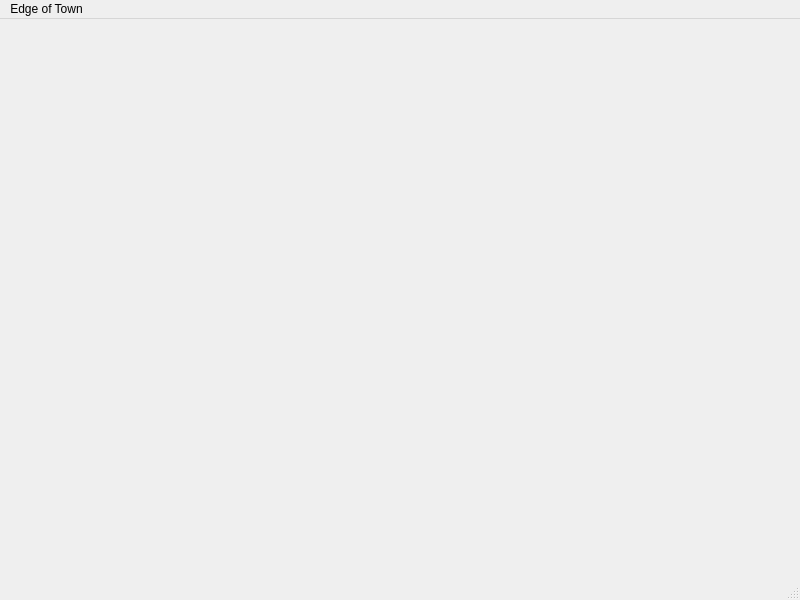
Above: pyQTApp/qt_designer_widgets/edgeOfTownWindow.ui from codingame-team/DnD-5th-Edition-API before the change. Below: the same form after it.
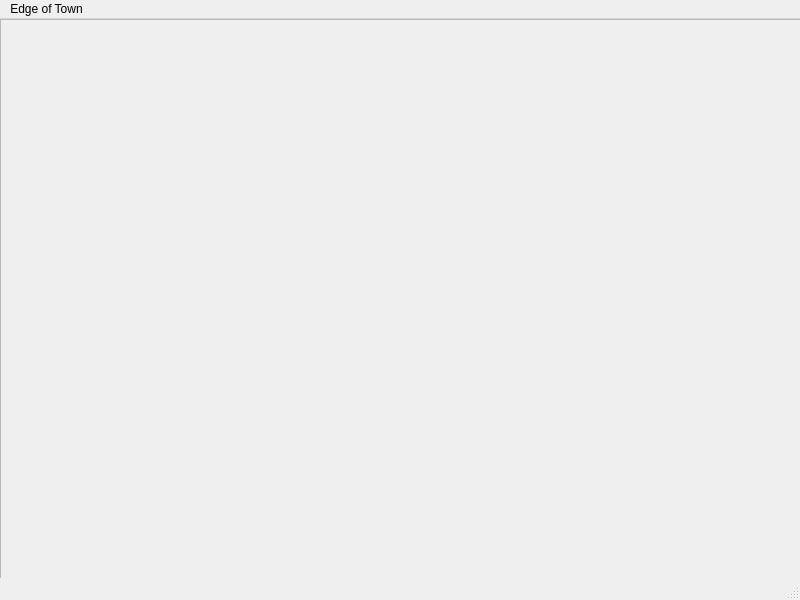
That is the form after the change.

Commit message: refactorize directories and add Maze module

The edit to the form file:
```diff
--- a/pyQTApp/qt_designer_widgets/edgeOfTownWindow.ui
+++ b/pyQTApp/qt_designer_widgets/edgeOfTownWindow.ui
@@ -13,7 +13,24 @@
   <property name="windowTitle">
    <string>Edge of Town</string>
   </property>
-  <widget class="QWidget" name="centralwidget"/>
+  <widget class="QWidget" name="centralwidget">
+   <widget class="QFrame" name="mazeFrame">
+    <property name="geometry">
+     <rect>
+      <x>0</x>
+      <y>0</y>
+      <width>801</width>
+      <height>561</height>
+     </rect>
+    </property>
+    <property name="frameShape">
+     <enum>QFrame::StyledPanel</enum>
+    </property>
+    <property name="frameShadow">
+     <enum>QFrame::Raised</enum>
+    </property>
+   </widget>
+  </widget>
   <widget class="QStatusBar" name="statusbar"/>
   <widget class="QMenuBar" name="menubar">
    <property name="geometry">
```
Left out of the diff: 4 changed lines with no effect on the pictures. The commit also changes 13 other files.
